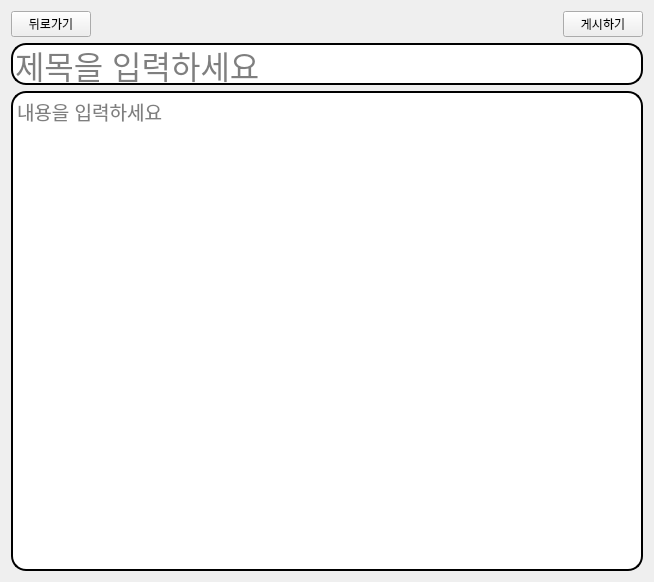
Qt form ui/writepostwidget.ui (sm136599/VEDA_Qt_blog_client) before a commit.
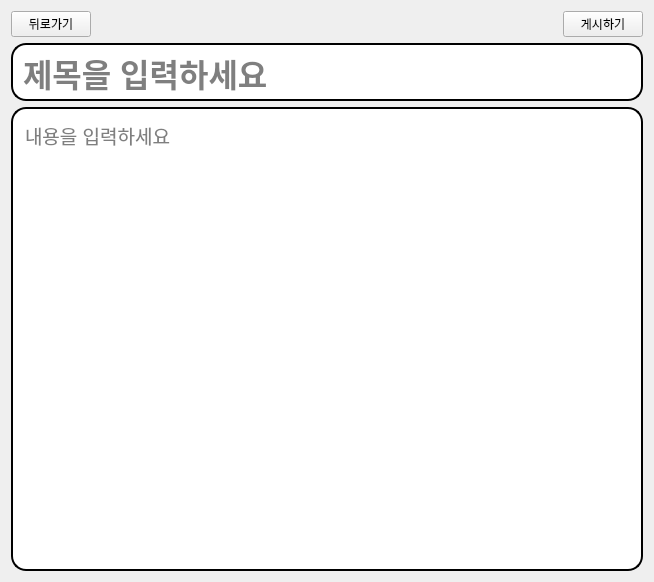
The same form after that commit.

Commit message: design : 디자인 통일

Patch:
```diff
--- a/ui/writepostwidget.ui
+++ b/ui/writepostwidget.ui
@@ -18,11 +18,13 @@
 border: 2px solid black;
 border-radius: 15px;
 background-color: white;
+padding: 8px;
 }
 QTextEdit {
 border: 2px solid black;
 border-radius: 15px;
 background-color: white;
+padding: 8px;
 }</string>
   </property>
   <layout class="QVBoxLayout" name="verticalLayout" stretch="0,0,1">
@@ -76,6 +78,7 @@
      <property name="font">
       <font>
        <pointsize>24</pointsize>
+       <bold>true</bold>
       </font>
      </property>
      <property name="text">
```
The commit also changes 6 other files.
